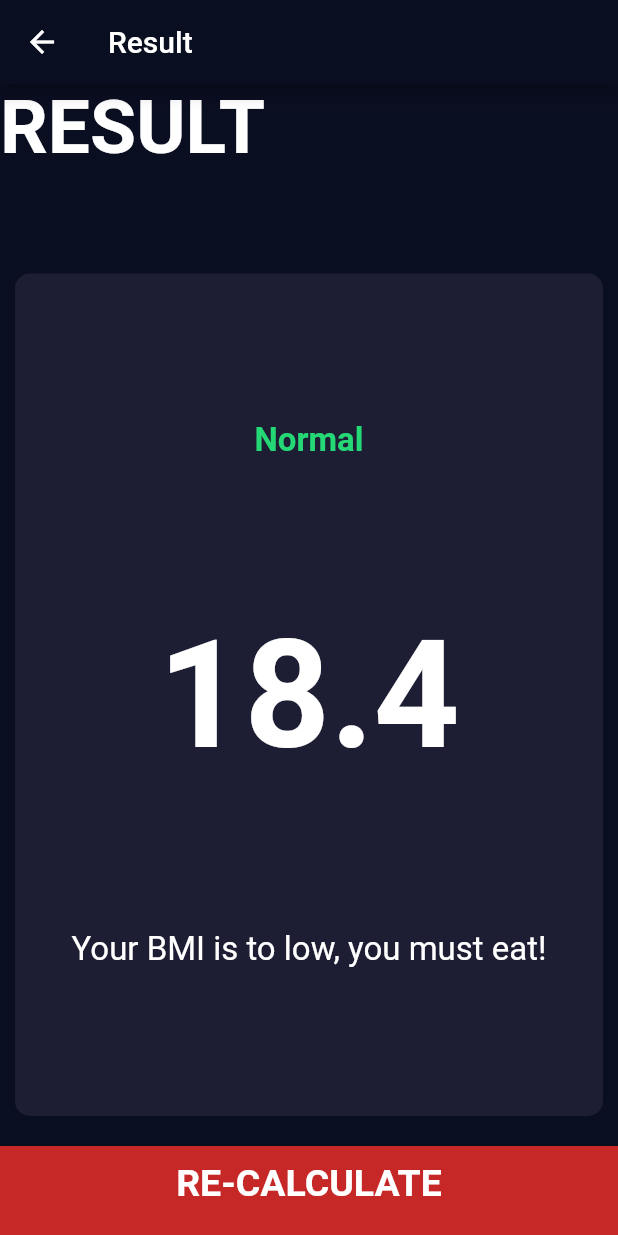
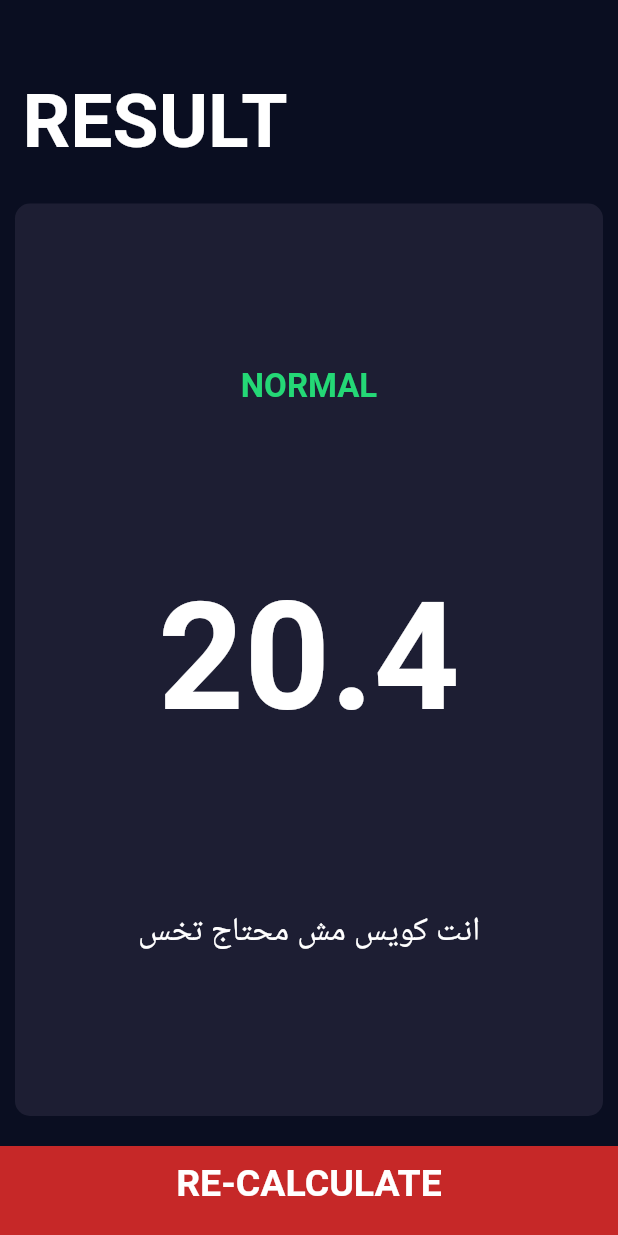
Before and after one commit to amrabdalfatah/BMI-Calculator, a Flutter app: the screen it shows after launch, after a tap on "CALCULATE", on a phone screen of 412 x 824 dp. Run offline on Flutter 3.47's test engine with Material 2 defaults, Android fonts, the phone set to English and light mode, and no system bars; our stand-ins replace font_awesome_flutter.

```diff
--- /dev/null
+++ b/lib/calculator_brain.dart
@@ -0,0 +1,36 @@
+import 'dart:math';
+
+class CalculatorBrain {
+
+  CalculatorBrain({this.height, this.weight});
+
+  final int height;
+  final int weight;
+
+  double _bmi;
+  String calculateBMI() {
+    _bmi = weight / pow(height / 100 , 2);
+    return _bmi.toStringAsFixed(1);
+  }
+
+  String getResult() {
+    if(_bmi >= 25){
+      return 'OverWeight';
+    } else if (_bmi > 18.5){
+      return 'Normal';
+    } else{
+      return 'UnderWeight';
+    }
+  }
+
+  String getInterpetation() {
+    if(_bmi >= 25){
+      return 'انت تخيين محتاج انك تخس';
+    } else if (_bmi > 18.5){
+      return 'انت كويس مش محتاج تخس';
+    } else{
+      return 'انت خفيف محتاج انك تتخن';
+    }
+  }
+
+}
--- a/lib/main.dart
+++ b/lib/main.dart
@@ -1,6 +1,6 @@
 import 'package:flutter/material.dart';
-import 'input_page.dart';
-import 'result_page.dart';
+import 'screens/input_page.dart';
+import 'screens/result_page.dart';
 
 void main() {
   runApp(MyApp());
--- a/lib/result_page.dart
+++ /dev/null
@@ -1,45 +0,0 @@
-import 'constants.dart';
-import 'package:flutter/material.dart';
-import 'reusable_container.dart';
-import 'bottom_button.dart';
-
-class ResultScreen extends StatelessWidget {
-  @override
-  Widget build(BuildContext context) {
-    return Scaffold(
-      appBar: AppBar(
-        title: Text('Result'),
-      ),
-      body: Column(
-        mainAxisAlignment: MainAxisAlignment.spaceEvenly,
-        crossAxisAlignment: CrossAxisAlignment.stretch,
-        children: [
-          Expanded(
-            child: Container(
-              child: Text(
-                'RESULT',
-                style: kResultTextStyle,
-              ),
-            ),
-          ),
-          Expanded(
-            flex: 5,
-            child: ReusableContainer(
-              color: kActiveColorContainer,
-              containerChild: Column(
-                mainAxisAlignment: MainAxisAlignment.spaceEvenly,
-                crossAxisAlignment: CrossAxisAlignment.center,
-                children: [
-                  Text('Normal', style: kTextResult,),
-                  Text('18.4', style: kBMIText,),
-                  Text('Your BMI is to low, you must eat! ', textAlign: TextAlign.center , style: kBodyText,),
-                ],
-              ),
-            ),
-          ),
-          BottomButton(onTap: () {Navigator.pop(context);}, textButton: 'RE-CALCULATE'),
-        ],
-      ),
-    );
-  }
-}
--- a/lib/input_page.dart
+++ b/lib/screens/input_page.dart
@@ -1,10 +1,12 @@
+import 'package:bmi_calculator/screens/result_page.dart';
 import 'package:flutter/material.dart';
 import 'package:font_awesome_flutter/font_awesome_flutter.dart';
-import 'icon_content.dart';
-import 'reusable_container.dart';
-import 'constants.dart';
-import 'bottom_button.dart';
-import 'round_icon.dart';
+import '../components/icon_content.dart';
+import '../components/reusable_container.dart';
+import '../components/constants.dart';
+import '../components/bottom_button.dart';
+import '../components/round_icon.dart';
+import '../calculator_brain.dart';
 
 enum Gender {
   male,
@@ -200,7 +202,12 @@ class _InputPageState extends State<InputPage> {
             ),
           ),
           BottomButton(textButton: 'CALCULATE', onTap: () {
-            Navigator.pushNamed(context, '/result');
+            CalculatorBrain calc = CalculatorBrain(height: height, weight: weight);
+            Navigator.push(context, MaterialPageRoute(builder: (context) => ResultScreen(
+              bmiCalc: calc.calculateBMI(),
+              resultText: calc.getResult(),
+              interText: calc.getInterpetation(),
+            )));
           },),
         ],
       ),
--- /dev/null
+++ b/lib/screens/result_page.dart
@@ -0,0 +1,51 @@
+import '../components/constants.dart';
+import 'package:flutter/material.dart';
+import '../components/reusable_container.dart';
+import '../components/bottom_button.dart';
+
+class ResultScreen extends StatelessWidget {
+
+  ResultScreen({@required this.bmiCalc, @required this.resultText, @required this.interText,});
+  final String bmiCalc;
+  final String resultText;
+  final String interText;
+  @override
+  Widget build(BuildContext context) {
+    return Scaffold(
+      body: SafeArea(
+        child: Column(
+          mainAxisAlignment: MainAxisAlignment.spaceEvenly,
+          crossAxisAlignment: CrossAxisAlignment.stretch,
+          children: [
+            Expanded(
+              child: Container(
+                padding: EdgeInsets.all(15.0),
+                alignment: Alignment.bottomLeft,
+                child: Text(
+                  'RESULT',
+                  style: kResultTextStyle,
+                ),
+              ),
+            ),
+            Expanded(
+              flex: 5,
+              child: ReusableContainer(
+                color: kActiveColorContainer,
+                containerChild: Column(
+                  mainAxisAlignment: MainAxisAlignment.spaceEvenly,
+                  crossAxisAlignment: CrossAxisAlignment.center,
+                  children: [
+                    Text(resultText.toUpperCase(), style: kTextResult,),
+                    Text(bmiCalc, style: kBMIText,),
+                    Text(interText, textAlign: TextAlign.center , style: kBodyText,),
+                  ],
+                ),
+              ),
+            ),
+            BottomButton(onTap: () {Navigator.pop(context);}, textButton: 'RE-CALCULATE'),
+          ],
+        ),
+      ),
+    );
+  }
+}
```
Also changed, not shown: lib/components/bottom_button.dart (renamed from lib/bottom_button.dart), lib/components/constants.dart (renamed from lib/constants.dart), lib/components/icon_content.dart (renamed from lib/icon_content.dart), lib/components/reusable_container.dart (renamed from lib/reusable_container.dart), lib/components/round_icon.dart (renamed from lib/round_icon.dart), 6 other files.
